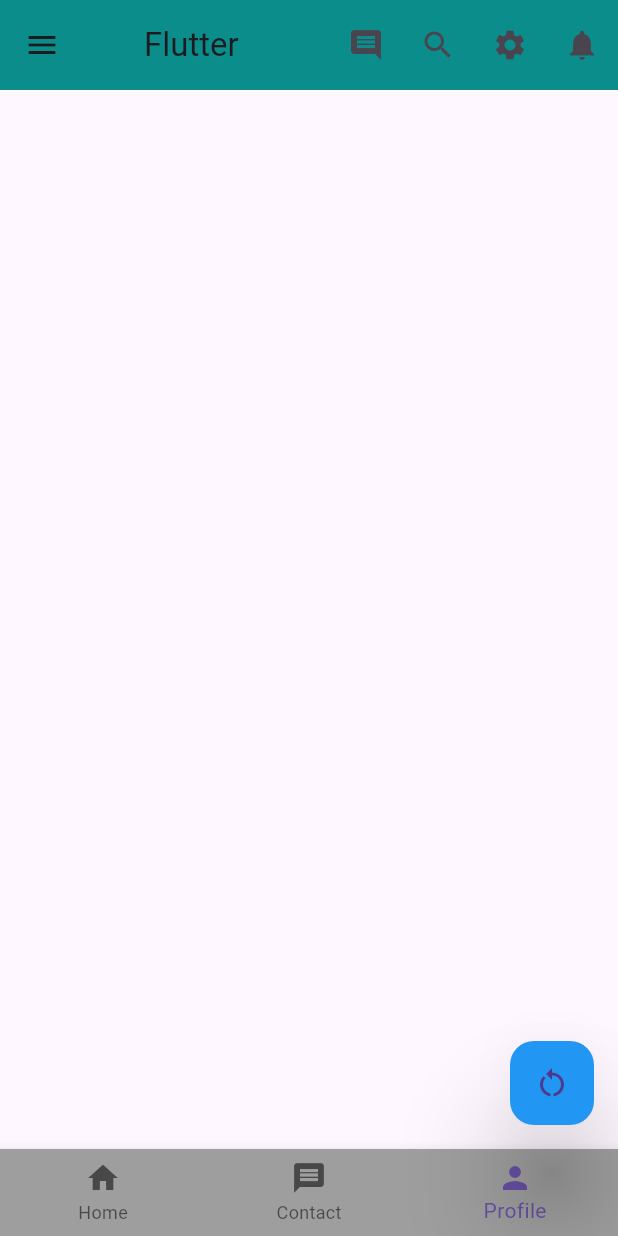
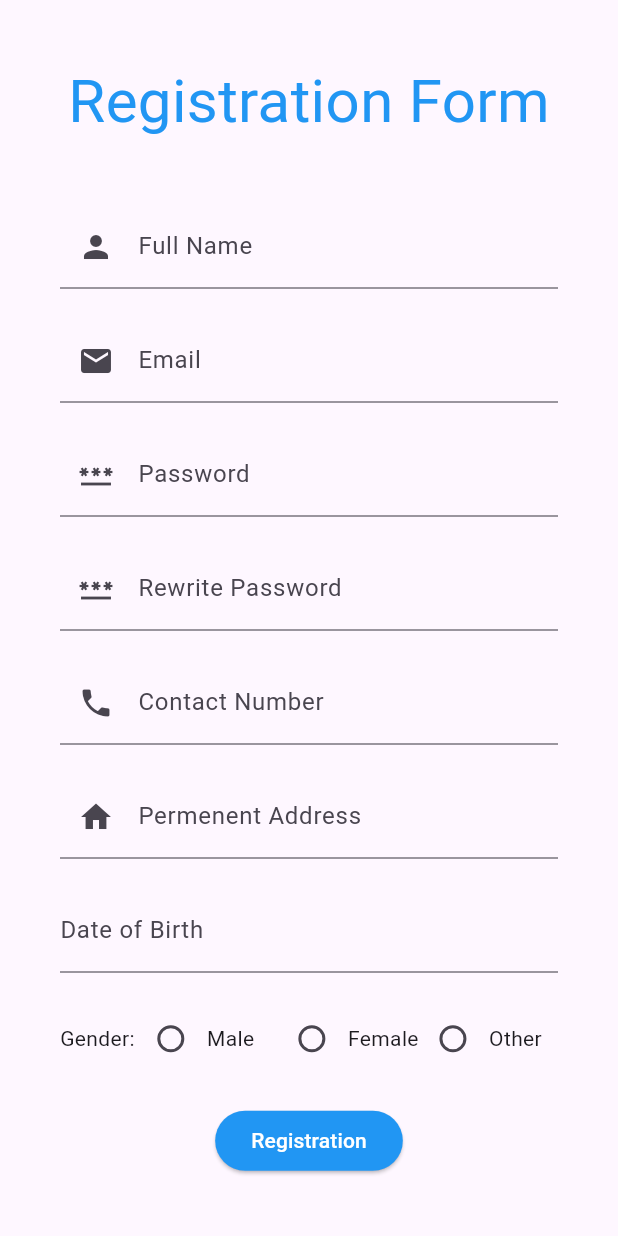
Before and after one commit to NSnirjash/Flutter, a Flutter app: the screen it shows after launch, on a phone screen of 412 x 824 dp. Run offline on Flutter 3.47's test engine with Material 3 defaults, Android fonts, the phone set to English and light mode, and no system bars; drawn by our look-alikes of date_field; missing offline and left inert: dob_input_field.

```diff
--- a/test_flutter/lib/main.dart
+++ b/test_flutter/lib/main.dart
@@ -1,5 +1,7 @@
 import 'package:flutter/material.dart';
+import 'package:test_flutter/page/loginpage.dart';
 import 'package:test_flutter/page/practicehomepage.dart';
+import 'package:test_flutter/page/registrationpage.dart';
 
 void main() {
   runApp(const MyApp());
@@ -16,7 +18,7 @@ class MyApp extends StatelessWidget {
       darkTheme: ThemeData(primarySwatch: Colors.indigo),
       color: Colors.red,
       debugShowCheckedModeBanner: false,
-      home: PracticeHomePage(),
+      home: RegistrationPage(),
 
 
     );
--- /dev/null
+++ b/test_flutter/lib/page/registrationpage.dart
@@ -0,0 +1,234 @@
+import 'package:date_field/date_field.dart';
+import 'package:flutter/material.dart';
+import 'package:dob_input_field/dob_input_field.dart';
+
+class RegistrationPage extends StatefulWidget {
+
+  @override
+  State<RegistrationPage> createState() => _RegistrationPageState();
+}
+
+class _RegistrationPageState extends State<RegistrationPage> {
+  final TextEditingController name = TextEditingController();
+
+  final TextEditingController email = TextEditingController();
+
+  final TextEditingController password = TextEditingController();
+
+  final TextEditingController confirmPassword = TextEditingController();
+
+  final TextEditingController cell = TextEditingController();
+
+  final TextEditingController address = TextEditingController();
+
+  final DateTimeFieldPickerPlatform dob = DateTimeFieldPickerPlatform.material;
+
+  String? selectedGender;
+
+  final _formKey = GlobalKey<FormState>();
+
+  void _register() {
+    if (_formKey.currentState!.validate()) {
+
+
+      String uName = name.text;
+      String uEmail = email.text;
+      String uPassword = password.text;
+
+
+
+      // Registration logic goes here (e.g., sending data to server)
+
+      print('Name: $uName, Email: $uEmail, Password: $uPassword');
+    }
+  }
+
+  @override
+  Widget build(BuildContext context) {
+    return Scaffold(
+      body: Padding(
+        padding: EdgeInsets.only(top: 20, bottom: 20, right: 40, left: 40),
+        child: Column(
+          mainAxisAlignment: MainAxisAlignment.center,
+          children: [
+            Text("Registration Form",
+              style: TextStyle(
+                fontSize: 40,
+                color: Colors.blue,
+              ),
+            ),
+
+            const SizedBox(
+              height: 40,
+            ),
+
+            TextField(
+              controller: name,
+              decoration: InputDecoration(
+                label: Text("Full Name"),
+                border: UnderlineInputBorder(),
+                prefixIcon: Icon(Icons.person),
+              ),
+            ),
+
+            const SizedBox(
+              height: 20,
+            ),
+
+            TextField(
+              controller: email,
+              decoration: InputDecoration(
+                label: Text("Email"),
+                border: UnderlineInputBorder(),
+                prefixIcon: Icon(Icons.email),
+              ),
+            ),
+
+            const SizedBox(
+              height: 20,
+            ),
+
+            TextField(
+              controller: password,
+              decoration: InputDecoration(
+                label: Text("Password"),
+                border: UnderlineInputBorder(),
+                prefixIcon: Icon(Icons.password),
+              ),
+            ),
+
+            const SizedBox(
+              height: 20,
+            ),
+
+            TextField(
+              controller: confirmPassword,
+              decoration: InputDecoration(
+                label: Text("Rewrite Password"),
+                border: UnderlineInputBorder(),
+                prefixIcon: Icon(Icons.password),
+              ),
+            ),
+
+            const SizedBox(
+              height: 20,
+            ),
+
+            TextField(
+              controller: cell,
+              decoration: InputDecoration(
+                label: Text("Contact Number"),
+                border: UnderlineInputBorder(),
+                prefixIcon: Icon(Icons.phone),
+              ),
+            ),
+
+            const SizedBox(
+              height: 20,
+            ),
+
+            TextField(
+              controller: address,
+              decoration: InputDecoration(
+                label: Text("Permenent Address"),
+                border: UnderlineInputBorder(),
+                prefixIcon: Icon(Icons.home),
+              ),
+            ),
+
+            const SizedBox(
+              height: 20,
+            ),
+
+            DateTimeFormField(
+              decoration: const InputDecoration(labelText: 'Date of Birth'),
+              mode: DateTimeFieldPickerMode.date,
+              pickerPlatform: dob,
+              onChanged: (DateTime? value) {
+                print(value);
+              },
+            ),
+
+            const SizedBox(
+              height: 20,
+            ),
+
+            Row(
+              children: [
+                Text('Gender:'),
+                Expanded(
+                  child: Row(
+                    children: [
+                      Radio<String>(
+                        value: 'Male',
+                        groupValue: selectedGender,
+                        onChanged: (String? value) {
+                          setState(() {
+                            selectedGender = value;
+                          });
+                        },
+                      ),
+                      Text('Male'),
+                    ],
+                  ),
+                ),
+                Expanded(
+                  child: Row(
+                    children: [
+                      Radio<String>(
+                        value: 'Female',
+                        groupValue: selectedGender,
+                        onChanged: (String? value) {
+                          setState(() {
+                            selectedGender = value;
+                          });
+                        },
+                      ),
+                      Text('Female'),
+                    ],
+                  ),
+                ),
+                Expanded(
+                  child: Row(
+                    children: [
+                      Radio<String>(
+                        value: 'Other',
+                        groupValue: selectedGender,
+                        onChanged: (String? value) {
+                          setState((){
+                            selectedGender = value;
+                          });
+                        },
+                      ),
+                      Text('Other'),
+                    ],
+                  ),
+                ),
+              ],
+            ),
+
+            const SizedBox(
+              height: 20,
+            ),
+
+            ElevatedButton(
+              onPressed: (){
+                _register();
+              },
+              child: Text("Registration",
+                style: TextStyle(
+                    fontWeight: FontWeight.w500,
+                    color: Colors.white,
+                    fontSize: 14
+                ),
+              ),
+              style: ElevatedButton.styleFrom(
+                  backgroundColor: Colors.blue
+              ),
+            )
+          ],
+        ),
+      ),
+    );
+  }
+}
--- a/test_flutter/pubspec.yaml
+++ b/test_flutter/pubspec.yaml
@@ -35,6 +35,8 @@ dependencies:
   # The following adds the Cupertino Icons font to your application.
   # Use with the CupertinoIcons class for iOS style icons.
   cupertino_icons: ^1.0.8
+  dob_input_field: ^2.0.0
+  date_field: ^5.3.0
 
 dev_dependencies:
   flutter_test:
```
Also changed, not shown: test_flutter/lib/page/loginpage.dart (added, +71 -0 lines), test_flutter/lib/page/practicehomepage.dart (+8 -4 lines), test_flutter/pubspec.lock.
